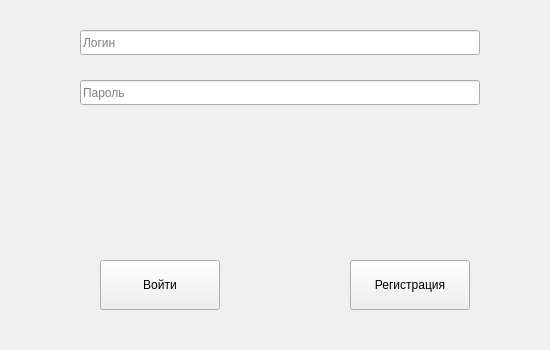
Above: LoginWindow.ui from Mallower-JD/Python_test before the change. Below: the same form after it.
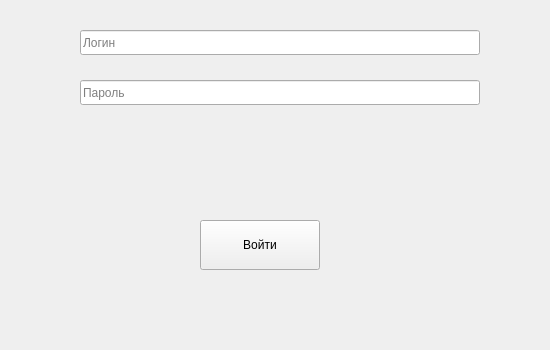
That is the form after the change.

What changed in the file:
```diff
--- a/LoginWindow.ui
+++ b/LoginWindow.ui
@@ -42,24 +42,11 @@
      <bool>true</bool>
     </property>
    </widget>
-   <widget class="QPushButton" name="log_reg">
-    <property name="geometry">
-     <rect>
-      <x>350</x>
-      <y>260</y>
-      <width>120</width>
-      <height>50</height>
-     </rect>
-    </property>
-    <property name="text">
-     <string>Регистрация</string>
-    </property>
-   </widget>
    <widget class="QPushButton" name="log_entry">
     <property name="geometry">
      <rect>
-      <x>100</x>
-      <y>260</y>
+      <x>200</x>
+      <y>220</y>
       <width>120</width>
       <height>50</height>
      </rect>
```
